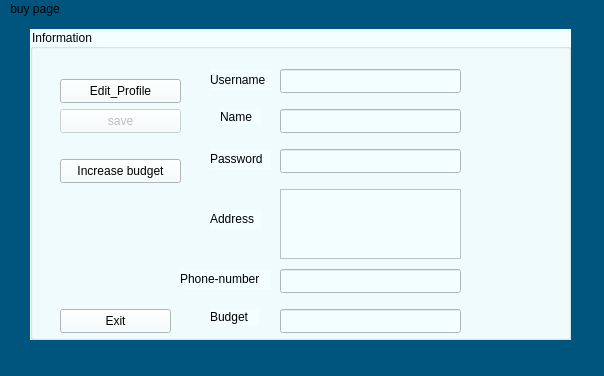
This is Login_And_Admin/edit_profile_client.ui in AP-projects-4001/esm-nadarim as Qt 5 draws it before an edit. The edited form follows.
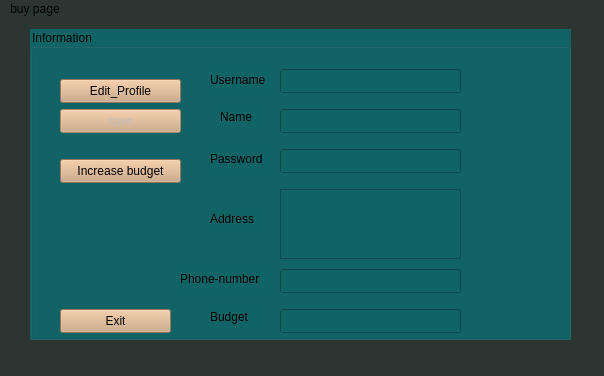
This is the edited form.

The edit to the form file:
```diff
--- a/Login_And_Admin/edit_profile_client.ui
+++ b/Login_And_Admin/edit_profile_client.ui
@@ -26,7 +26,7 @@
    <string>MainWindow</string>
   </property>
   <property name="styleSheet">
-   <string notr="true">background-color: rgb(0, 85, 127);
+   <string notr="true">background-color: #2C3531
 </string>
   </property>
   <widget class="QWidget" name="centralwidget">
@@ -40,7 +40,7 @@
      </rect>
     </property>
     <property name="styleSheet">
-     <string notr="true">background-color: rgb(242, 254, 255);
+     <string notr="true">background-color: #116466;
 font: 600 9pt &quot;Segoe UI&quot;;</string>
     </property>
     <property name="title">
@@ -71,6 +71,14 @@
        <height>24</height>
       </rect>
      </property>
+     <property name="whatsThis">
+      <string>&lt;html&gt;&lt;head/&gt;&lt;body&gt;&lt;p&gt;&lt;br/&gt;&lt;/p&gt;&lt;/body&gt;&lt;/html&gt;</string>
+     </property>
+     <property name="styleSheet">
+      <string notr="true">
+background-color: rgb(206, 164, 124);
+font: 600 9pt &quot;Segoe UI&quot;;</string>
+     </property>
      <property name="text">
       <string>save</string>
      </property>
@@ -97,6 +105,11 @@
        <height>24</height>
       </rect>
      </property>
+     <property name="styleSheet">
+      <string notr="true">
+background-color: rgb(206, 164, 124);
+font: 600 9pt &quot;Segoe UI&quot;;</string>
+     </property>
      <property name="text">
       <string>Exit</string>
      </property>
@@ -110,6 +123,11 @@
        <height>24</height>
       </rect>
      </property>
+     <property name="styleSheet">
+      <string notr="true">
+background-color: rgb(206, 164, 124);
+font: 600 9pt &quot;Segoe UI&quot;;</string>
+     </property>
      <property name="text">
       <string>Increase budget</string>
      </property>
@@ -207,6 +225,11 @@
        <height>24</height>
       </rect>
      </property>
+     <property name="styleSheet">
+      <string notr="true">
+background-color: rgb(206, 164, 124);
+font: 600 9pt &quot;Segoe UI&quot;;</string>
+     </property>
      <property name="text">
       <string>Edit_Profile</string>
      </property>
```
